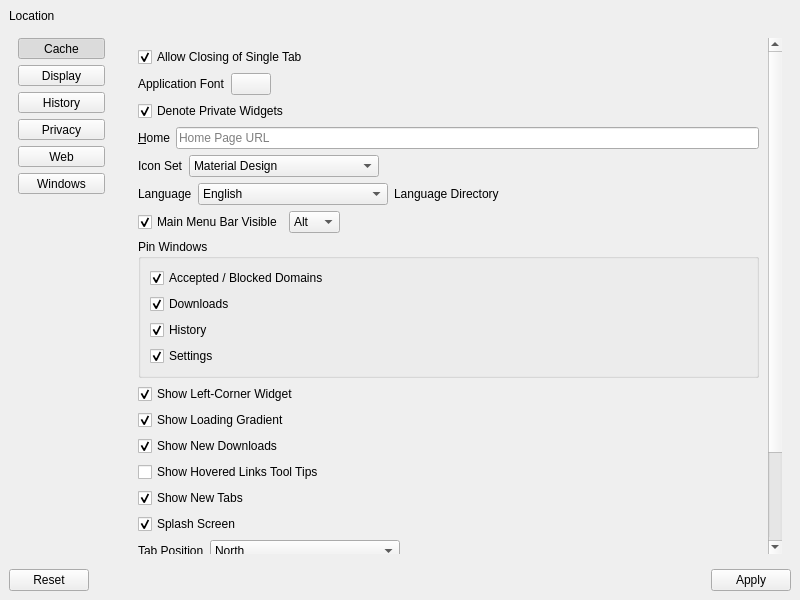
This is UI/dooble_settings.ui in textbrowser/dooble as Qt 5 draws it before an edit. The edited form follows.
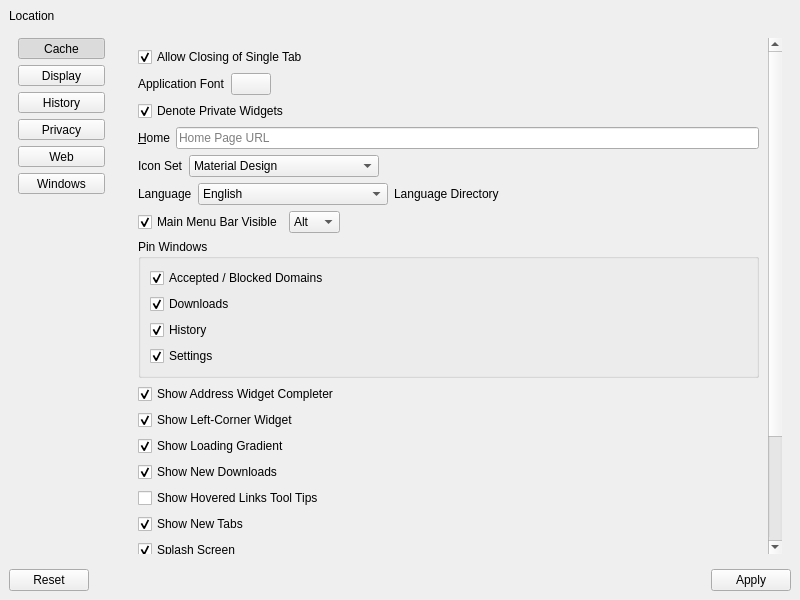
This is the edited form. The open tabs and pages were chosen to show the change. Icons and pictures are not drawn.

Commit message: Optional completer.

```diff
--- a/UI/dooble_settings.ui
+++ b/UI/dooble_settings.ui
@@ -370,9 +370,9 @@
              <property name="geometry">
               <rect>
                <x>0</x>
-               <y>-97</y>
+               <y>0</y>
                <width>642</width>
-               <height>752</height>
+               <height>780</height>
               </rect>
              </property>
              <layout class="QVBoxLayout" name="verticalLayout_19">
@@ -687,6 +687,19 @@
                 </layout>
                </widget>
               </item>
+              <item>
+               <widget class="QCheckBox" name="show_address_widget_completer">
+                <property name="toolTip">
+                 <string>&lt;html&gt;&lt;head/&gt;&lt;body&gt;&lt;p&gt;If enabled, existing pages may display completers.&lt;/p&gt;&lt;/body&gt;&lt;/html&gt;</string>
+                </property>
+                <property name="text">
+                 <string>Show Address Widget Completer</string>
+                </property>
+                <property name="checked">
+                 <bool>true</bool>
+                </property>
+               </widget>
+              </item>
               <item>
                <widget class="QCheckBox" name="show_left_corner_widget">
                 <property name="text">
```
Left out of the diff: 8 changed lines with no effect on the pictures. The commit also changes 5 other files.
